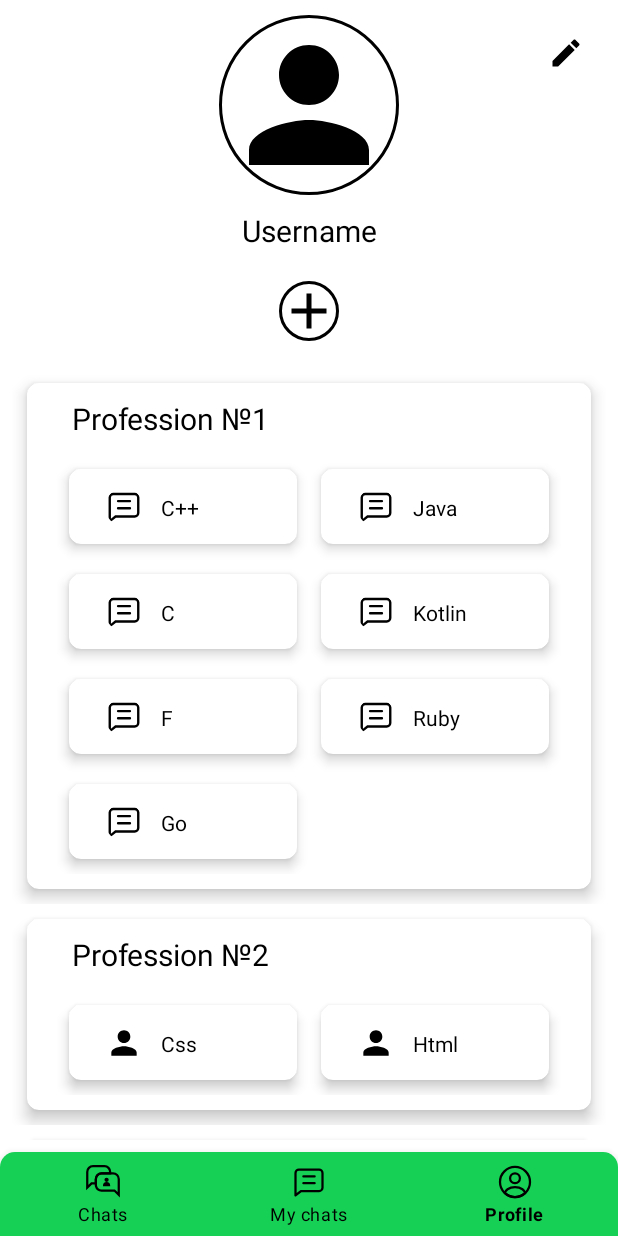
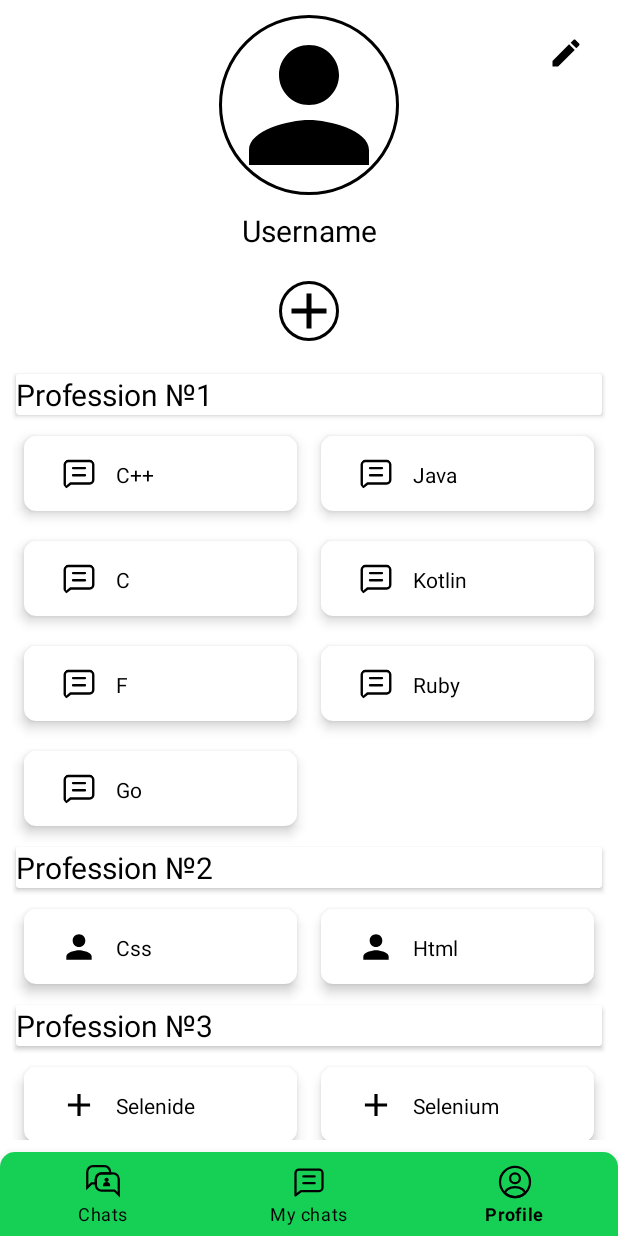
Before and after one commit to sold666/DevTalk, an Android app: the screen it shows after launch (MainActivity), item 3 of the bottom bar chosen, on a phone screen of 412 x 824 dp. Run offline under Robolectric (Android 15) with nearby library versions, the phone set to English and light mode, and no system bars; our stand-ins replace CircleImageView.

Commit message:
fix ProfileFragment.kt

```diff
--- a/app/src/main/java/com/dev_talk/main/MainPageAdapter.kt
+++ b/app/src/main/java/com/dev_talk/main/MainPageAdapter.kt
@@ -6,9 +6,7 @@ import androidx.viewpager2.adapter.FragmentStateAdapter
 import com.dev_talk.main.my_chats.PersonalChatsFragment
 import com.dev_talk.main.profile.ProfileFragment
 import com.dev_talk.main.recommended_chats.RecommendedChatsFragment
-import com.dev_talk.main.structures.Chat
-import com.dev_talk.main.structures.ChatsNavigation
-import com.dev_talk.main.structures.Profession
+import com.dev_talk.main.structures.*
 
 class MainPageAdapter(activity: FragmentActivity, private val itemCount: Int) :
     FragmentStateAdapter(activity) {
@@ -21,12 +19,92 @@ class MainPageAdapter(activity: FragmentActivity, private val itemCount: Int) :
                 RecommendedChatsFragment.newInstance(getRecommendedChats())
             }
             ChatsNavigation.PROFILE.position -> {
-                ProfileFragment.newInstance(getProfessions())
+                ProfileFragment.newInstance(getProfileData())
             }
             else -> {
                 PersonalChatsFragment.newInstance(getProfessions())
             }
         }
+    }
+
+    private fun getProfileData(): ArrayList<ProfileData> {
+        return arrayListOf(
+            Header("Profession №1"),
+            Item(
+                Chat(
+                    R.drawable.ic_my_chats_navigation,
+                    "C++"
+                )
+            ),
+            Item(
+                Chat(
+                    R.drawable.ic_my_chats_navigation,
+                    "Java"
+                )
+            ),
+            Item(
+                Chat(
+                    R.drawable.ic_my_chats_navigation,
+                    "C"
+                )
+            ),
+            Item(
+                Chat(
+                    R.drawable.ic_my_chats_navigation,
+                    "Kotlin"
+                )
+            ),
+            Item(
+                Chat(
+                    R.drawable.ic_my_chats_navigation,
+                    "F"
+                )
+            ),
+            Item(
+                Chat(
+                    R.drawable.ic_my_chats_navigation,
+                    "Ruby"
+                )
+            ),
+            Item(
+                Chat(
+                    R.drawable.ic_my_chats_navigation,
+                    "Go"
+                )
+            ),
+            Header("Profession №2"),
+            Item(
+                Chat(
+                    R.drawable.ic_default_person,
+                    "Css"
+                )
+            ),
+            Item(
+                Chat(
+                    R.drawable.ic_default_person,
+                    "Html"
+                )
+            ),
+            Header("Profession №3"),
+            Item(
+                Chat(
+                    R.drawable.ic_add_new_chat_btn,
+                    "Selenide"
+                )
+            ),
+            Item(
+                Chat(
+                    R.drawable.ic_add_new_chat_btn,
+                    "Selenium"
+                )
+            ),
+            Item(
+                Chat(
+                    R.drawable.ic_add_new_chat_btn,
+                    "Java"
+                )
+            )
+        )
     }
 
     private fun getProfessions(): ArrayList<Profession> {
--- a/app/src/main/java/com/dev_talk/main/profile/ProfileChatsAdapter.kt
+++ b/app/src/main/java/com/dev_talk/main/profile/ProfileChatsAdapter.kt
@@ -1,5 +1,6 @@
 package com.dev_talk.main.profile
 
+import android.content.Context
 import android.view.LayoutInflater
 import android.view.View
 import android.view.ViewGroup
@@ -7,31 +8,62 @@ import android.widget.TextView
 import androidx.recyclerview.widget.GridLayoutManager
 import androidx.recyclerview.widget.RecyclerView
 import com.dev_talk.main.R
-import com.dev_talk.main.structures.Profession
+import com.dev_talk.main.structures.*
+import de.hdodenhof.circleimageview.CircleImageView
 
 class ProfileChatsAdapter(
-    private val professions: List<Profession>
-) : RecyclerView.Adapter<ProfileChatsAdapter.ChatItemViewHolder>() {
+    private val data: List<ProfileData>
+) : RecyclerView.Adapter<RecyclerView.ViewHolder>() {
 
-    override fun onCreateViewHolder(parent: ViewGroup, viewType: Int) = ChatItemViewHolder(
-        LayoutInflater.from(parent.context).inflate(R.layout.profile_chat_parent_item, null)
-    )
-
-    override fun getItemCount() = professions.size
-
-    override fun onBindViewHolder(holder: ChatItemViewHolder, position: Int) {
-        holder.bind(professions[position])
+    override fun onCreateViewHolder(parent: ViewGroup, viewType: Int): RecyclerView.ViewHolder {
+        return when (viewType) {
+            0 -> HeaderViewHolder(
+                LayoutInflater.from(parent.context).inflate(R.layout.profile_chat_parent_item, null)
+            )
+            else -> ItemViewHolder(
+                LayoutInflater.from(parent.context).inflate(R.layout.profile_chat_child_item, null)
+            )
+        }
     }
 
-    class ChatItemViewHolder(itemView: View) : RecyclerView.ViewHolder(itemView) {
-        private val nestedRecyclerView: RecyclerView = itemView.findViewById(R.id.tags_list)
+    override fun getItemViewType(position: Int): Int {
+        return when (data[position]) {
+            is Header -> 0
+            is Item -> 1
+        }
+    }
+
+    override fun getItemCount() = data.size
+
+    override fun onBindViewHolder(holder: RecyclerView.ViewHolder, position: Int) {
+        when (holder.itemViewType) {
+            0 -> {
+                val currentHolder = holder as HeaderViewHolder
+                currentHolder.bind(data[position] as Header)
+            }
+            else -> {
+                val currentHolder = holder as ItemViewHolder
+                val currentData = data[position] as Item
+                currentHolder.bind(currentData.chat)
+            }
+        }
+    }
+
+    class ItemViewHolder(itemView: View) : RecyclerView.ViewHolder(itemView) {
+        private val icon: CircleImageView = itemView.findViewById(R.id.tag_image)
+        private val tags: TextView = itemView.findViewById(R.id.tag)
+
+        fun bind(chat: Chat) {
+            tags.text = chat.tags
+            icon.setImageResource(chat.icon)
+        }
+    }
+
+    class HeaderViewHolder(itemView: View) : RecyclerView.ViewHolder(itemView) {
         private val profession: TextView = itemView.findViewById(R.id.profession)
 
-        fun bind(chat: Profession) {
-            profession.text = chat.profession
-            nestedRecyclerView.layoutManager = GridLayoutManager(itemView.context, 2)
-            nestedRecyclerView.setHasFixedSize(true)
-            nestedRecyclerView.adapter = ProfileChatsItemAdapter(chat.chats)
+        fun bind(header: Header) {
+            profession.text = header.title
         }
     }
 }
--- a/app/src/main/java/com/dev_talk/main/profile/ProfileChatsItemAdapter.kt
+++ /dev/null
@@ -1,34 +0,0 @@
-package com.dev_talk.main.profile
-
-import android.view.LayoutInflater
-import android.view.View
-import android.view.ViewGroup
-import android.widget.TextView
-import androidx.recyclerview.widget.RecyclerView
-import com.dev_talk.main.R
-import com.dev_talk.main.structures.Chat
-import de.hdodenhof.circleimageview.CircleImageView
-
-class ProfileChatsItemAdapter(
-    private val chats: List<Chat>
-) : RecyclerView.Adapter<ProfileChatsItemAdapter.ChatItemViewHolder>() {
-    override fun onCreateViewHolder(parent: ViewGroup, viewType: Int) = ChatItemViewHolder(
-        LayoutInflater.from(parent.context).inflate(R.layout.profile_chat_child_item, null)
-    )
-
-    override fun getItemCount() = chats.size
-
-    override fun onBindViewHolder(holder: ChatItemViewHolder, position: Int) {
-        holder.bind(chats[position])
-    }
-
-    class ChatItemViewHolder(itemView: View) : RecyclerView.ViewHolder(itemView) {
-        private val icon: CircleImageView = itemView.findViewById(R.id.tag_image)
-        private val tags: TextView = itemView.findViewById(R.id.tag)
-
-        fun bind(chat: Chat) {
-            tags.text = chat.tags
-            icon.setImageResource(chat.icon)
-        }
-    }
-}
--- a/app/src/main/java/com/dev_talk/main/profile/ProfileFragment.kt
+++ b/app/src/main/java/com/dev_talk/main/profile/ProfileFragment.kt
@@ -6,15 +6,19 @@ import android.view.LayoutInflater
 import android.view.View
 import android.view.ViewGroup
 import androidx.fragment.app.Fragment
-import androidx.recyclerview.widget.LinearLayoutManager
+import androidx.recyclerview.widget.GridLayoutManager
+import androidx.recyclerview.widget.GridLayoutManager.SpanSizeLookup
 import androidx.recyclerview.widget.RecyclerView
 import com.dev_talk.main.databinding.FragmentProfileBinding
-import com.dev_talk.main.structures.Profession
+import com.dev_talk.main.structures.Header
+import com.dev_talk.main.structures.Item
+import com.dev_talk.main.structures.ProfileData
 
 private const val DEFAULT_LIST_PROFESSIONS_KEY = "professions"
 
 class ProfileFragment : Fragment() {
     private lateinit var binding: FragmentProfileBinding
+    private lateinit var data: List<ProfileData>
 
     override fun onCreateView(
         inflater: LayoutInflater, container: ViewGroup?,
@@ -27,35 +31,44 @@ class ProfileFragment : Fragment() {
     override fun onViewCreated(view: View, savedInstanceState: Bundle?) {
         super.onViewCreated(view, savedInstanceState)
         with(binding) {
-            val professions = if (Build.VERSION.SDK_INT >= Build.VERSION_CODES.TIRAMISU) {
+            data = if (Build.VERSION.SDK_INT >= Build.VERSION_CODES.TIRAMISU) {
                 arguments?.getParcelableArrayList(
                     DEFAULT_LIST_PROFESSIONS_KEY,
-                    Profession::class.java
+                    ProfileData::class.java
                 )!!
             } else {
                 arguments?.getParcelableArrayList(DEFAULT_LIST_PROFESSIONS_KEY)!!
             }
-            setUpRecyclerView(recyclerView = myChats, professions = professions)
+            setUpRecyclerView(recyclerView = myChats)
 
         }
     }
 
     private fun setUpRecyclerView(
-        recyclerView: RecyclerView,
-        professions: ArrayList<Profession>
+        recyclerView: RecyclerView
     ) {
-        val manager = LinearLayoutManager(context)
+        val manager = GridLayoutManager(context, 2)
+        manager.spanSizeLookup = object : SpanSizeLookup() {
+            override fun getSpanSize(position: Int): Int {
+                return when (data[position]) {
+                    is Header -> 2
+                    is Item -> 1
+                }
+            }
+        }
+
         manager.orientation = RecyclerView.VERTICAL
         recyclerView.apply {
-            adapter = ProfileChatsAdapter(professions)
+            layoutManager = manager
+            adapter = ProfileChatsAdapter(data)
             setHasFixedSize(true)
-            layoutManager = manager
+
         }
     }
 
     companion object {
         @JvmStatic
-        fun newInstance(professions: ArrayList<Profession>) =
+        fun newInstance(professions: ArrayList<ProfileData>) =
             ProfileFragment().apply {
                 arguments = Bundle().apply {
                     putParcelableArrayList(DEFAULT_LIST_PROFESSIONS_KEY, professions)
--- /dev/null
+++ b/app/src/main/java/com/dev_talk/main/structures/Header.kt
@@ -0,0 +1,9 @@
+package com.dev_talk.main.structures
+
+import android.os.Parcelable
+import kotlinx.parcelize.Parcelize
+
+@Parcelize
+data class Header(
+    val title: String
+) : ProfileData(), Parcelable
--- /dev/null
+++ b/app/src/main/java/com/dev_talk/main/structures/Item.kt
@@ -0,0 +1,9 @@
+package com.dev_talk.main.structures
+
+import android.os.Parcelable
+import kotlinx.parcelize.Parcelize
+
+@Parcelize
+data class Item(
+    val chat: Chat
+) : ProfileData(), Parcelable
--- /dev/null
+++ b/app/src/main/java/com/dev_talk/main/structures/ProfileData.kt
@@ -0,0 +1,7 @@
+package com.dev_talk.main.structures
+
+import android.os.Parcelable
+import kotlinx.parcelize.Parcelize
+
+@Parcelize
+sealed class ProfileData : Parcelable
--- a/app/src/main/res/layout/profile_chat_parent_item.xml
+++ b/app/src/main/res/layout/profile_chat_parent_item.xml
@@ -1,47 +1,23 @@
 <?xml version="1.0" encoding="utf-8"?>
-<LinearLayout xmlns:android="http://schemas.android.com/apk/res/android"
+<androidx.cardview.widget.CardView xmlns:android="http://schemas.android.com/apk/res/android"
     xmlns:app="http://schemas.android.com/apk/res-auto"
     xmlns:tools="http://schemas.android.com/tools"
     android:layout_width="match_parent"
-    android:layout_height="match_parent">
-
-    <androidx.cardview.widget.CardView
-        android:layout_width="match_parent"
-        android:layout_height="match_parent"
-        android:layout_margin="10dp"
-        android:minHeight="70dp"
-        app:cardCornerRadius="8dp"
-        app:cardElevation="6dp">
-
-        <LinearLayout
-            android:id="@+id/profession_container"
-            android:layout_width="match_parent"
     android:layout_height="wrap_content"
-            android:layout_margin="10dp"
-            android:orientation="vertical">
+    android:layout_marginBottom="12dp"
+    app:cardPreventCornerOverlap="true"
+    app:cardUseCompatPadding="true">
 
     <TextView
         android:id="@+id/profession"
         android:layout_width="330dp"
         android:layout_height="wrap_content"
-                android:layout_marginStart="20dp"
-                android:layout_marginEnd="10dp"
-                android:layout_marginBottom="10dp"
         android:ellipsize="end"
         android:maxLines="1"
+        android:paddingStart="0dp"
+        android:paddingEnd="10dp"
         android:textColor="@color/black"
         android:textSize="20sp"
         tools:text="Profession 1" />
 
-            <androidx.recyclerview.widget.RecyclerView
-                android:id="@+id/tags_list"
-                android:layout_width="match_parent"
-                android:layout_height="wrap_content"
-                android:layout_marginStart="10dp"
-                android:layout_marginEnd="10dp"
-                tools:listitem="@layout/profile_chat_child_item" />
-        </LinearLayout>
-
 </androidx.cardview.widget.CardView>
-
-</LinearLayout>
```
Lines whose indentation alone changed are shown as unchanged.
